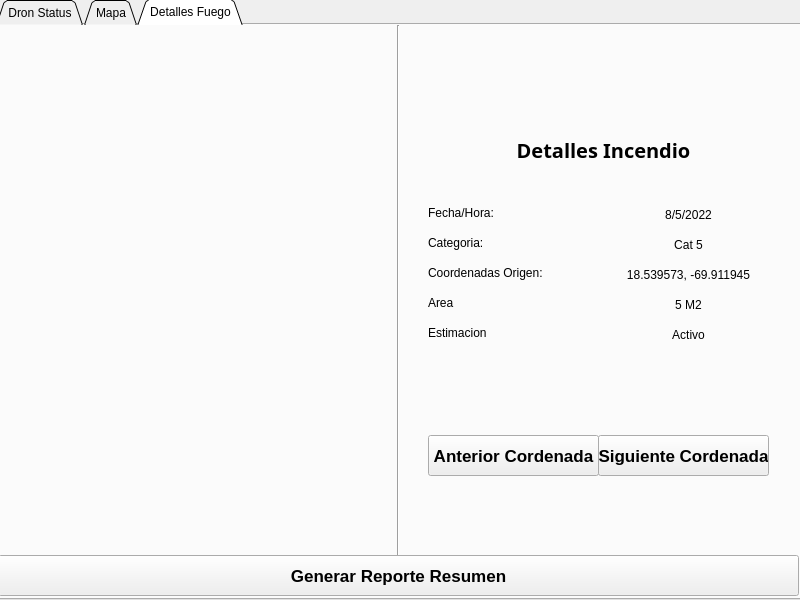
Qt form temperature_dron/form.ui (12an/Incendio_Detect) before a commit.
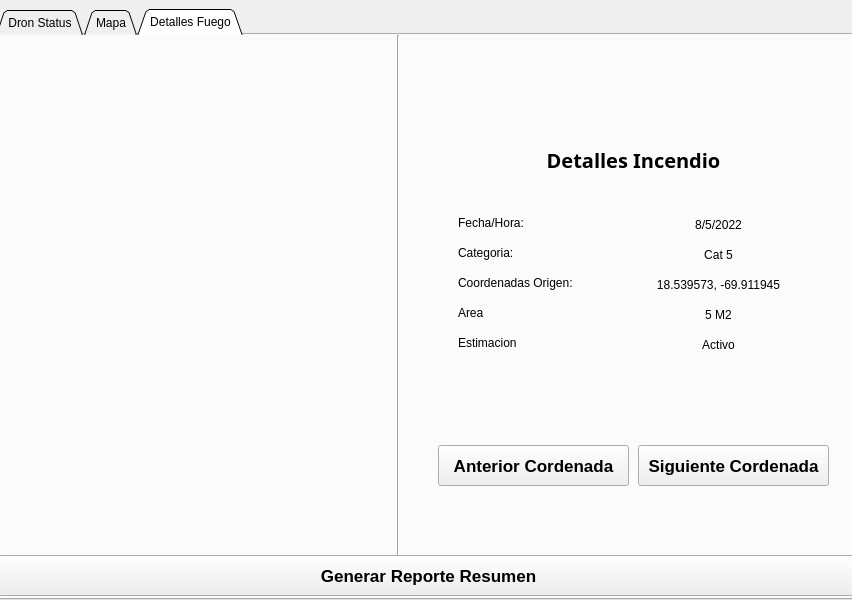
The same form after that commit. Icons and pictures are not drawn.

The edit to the form file:
```diff
--- a/temperature_dron/form.ui
+++ b/temperature_dron/form.ui
@@ -6,7 +6,7 @@
    <rect>
     <x>0</x>
     <y>0</y>
-    <width>800</width>
+    <width>852</width>
     <height>600</height>
    </rect>
   </property>
@@ -17,9 +17,9 @@
    <property name="geometry">
     <rect>
      <x>-4</x>
-     <y>-1</y>
-     <width>811</width>
-     <height>601</height>
+     <y>9</y>
+     <width>861</width>
+     <height>591</height>
     </rect>
    </property>
    <property name="tabShape">
@@ -308,9 +308,9 @@
     <widget class="QPushButton" name="SiguienteCordenadaBotton_detalles">
      <property name="geometry">
       <rect>
-       <x>600</x>
+       <x>640</x>
        <y>410</y>
-       <width>171</width>
+       <width>191</width>
        <height>41</height>
       </rect>
      </property>
@@ -327,9 +327,9 @@
     <widget class="QPushButton" name="AnteriorCordenadaBotton_detalles">
      <property name="geometry">
       <rect>
-       <x>430</x>
+       <x>440</x>
        <y>410</y>
-       <width>171</width>
+       <width>191</width>
        <height>41</height>
       </rect>
      </property>
@@ -353,7 +353,7 @@
        <x>10</x>
        <y>10</y>
        <width>381</width>
-       <height>251</height>
+       <height>241</height>
       </rect>
      </property>
      <layout class="QGridLayout" name="Foto_Camara"/>
@@ -361,7 +361,7 @@
     <widget class="QLabel" name="label">
      <property name="geometry">
       <rect>
-       <x>430</x>
+       <x>460</x>
        <y>89</y>
        <width>351</width>
        <height>71</height>
@@ -384,7 +384,7 @@
     <widget class="QLabel" name="label_CATEGORIA">
      <property name="geometry">
       <rect>
-       <x>430</x>
+       <x>460</x>
        <y>210</y>
        <width>61</width>
        <height>16</height>
@@ -397,7 +397,7 @@
     <widget class="QLabel" name="label_CORDENADAS_ORIGEN">
      <property name="geometry">
       <rect>
-       <x>430</x>
+       <x>460</x>
        <y>240</y>
        <width>121</width>
        <height>16</height>
@@ -410,7 +410,7 @@
     <widget class="QLabel" name="label_FECHA_HORA">
      <property name="geometry">
       <rect>
-       <x>430</x>
+       <x>460</x>
        <y>180</y>
        <width>71</width>
        <height>16</height>
@@ -423,7 +423,7 @@
     <widget class="QLabel" name="label_ESTADO">
      <property name="geometry">
       <rect>
-       <x>430</x>
+       <x>460</x>
        <y>300</y>
        <width>71</width>
        <height>16</height>
@@ -436,7 +436,7 @@
     <widget class="QLabel" name="label_AREA">
      <property name="geometry">
       <rect>
-       <x>430</x>
+       <x>460</x>
        <y>270</y>
        <width>121</width>
        <height>16</height>
@@ -449,7 +449,7 @@
     <widget class="QLabel" name="label_categoria">
      <property name="geometry">
       <rect>
-       <x>600</x>
+       <x>630</x>
        <y>210</y>
        <width>181</width>
        <height>20</height>
@@ -465,7 +465,7 @@
     <widget class="QLabel" name="label_cordenadas_origen">
      <property name="geometry">
       <rect>
-       <x>600</x>
+       <x>630</x>
        <y>240</y>
        <width>181</width>
        <height>20</height>
@@ -481,7 +481,7 @@
     <widget class="QLabel" name="label_estado">
      <property name="geometry">
       <rect>
-       <x>600</x>
+       <x>630</x>
        <y>300</y>
        <width>181</width>
        <height>20</height>
@@ -497,7 +497,7 @@
     <widget class="QLabel" name="label_fecha_inicio">
      <property name="geometry">
       <rect>
-       <x>600</x>
+       <x>630</x>
        <y>180</y>
        <width>181</width>
        <height>20</height>
@@ -513,7 +513,7 @@
     <widget class="QLabel" name="label_area">
      <property name="geometry">
       <rect>
-       <x>600</x>
+       <x>630</x>
        <y>270</y>
        <width>181</width>
        <height>20</height>
@@ -532,7 +532,7 @@
        <x>10</x>
        <y>270</y>
        <width>381</width>
-       <height>251</height>
+       <height>241</height>
       </rect>
      </property>
      <layout class="QGridLayout" name="ImagenProcesada"/>
@@ -554,8 +554,8 @@
      <property name="geometry">
       <rect>
        <x>0</x>
-       <y>530</y>
-       <width>801</width>
+       <y>520</y>
+       <width>861</width>
        <height>41</height>
       </rect>
      </property>
```
Left out of the diff: 31 changed lines with no effect on the pictures.
